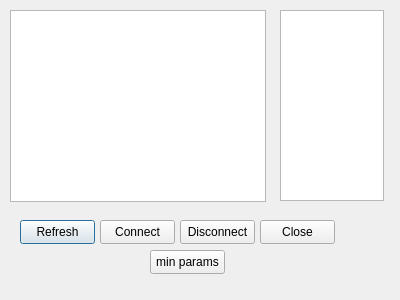
Old version of the form plugins/mcumgr/bluetooth_setup.ui in the repository thedjnK/AuTerm.
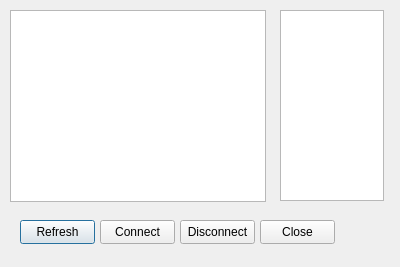
New version of the form.

Commit message: plugins: mcumgr: Remove minimum params button from bluetooth window

The edit to the form file:
```diff
--- a/plugins/mcumgr/bluetooth_setup.ui
+++ b/plugins/mcumgr/bluetooth_setup.ui
@@ -7,7 +7,7 @@
     <x>0</x>
     <y>0</y>
     <width>400</width>
-    <height>300</height>
+    <height>267</height>
    </rect>
   </property>
   <property name="windowTitle">
@@ -91,19 +91,6 @@
     <bool>true</bool>
    </property>
   </widget>
-  <widget class="QPushButton" name="btn_min_params">
-   <property name="geometry">
-    <rect>
-     <x>150</x>
-     <y>250</y>
-     <width>75</width>
-     <height>24</height>
-    </rect>
-   </property>
-   <property name="text">
-    <string>min params</string>
-   </property>
-  </widget>
  </widget>
  <resources/>
  <connections/>
```
The commit also changes 4 other files.
